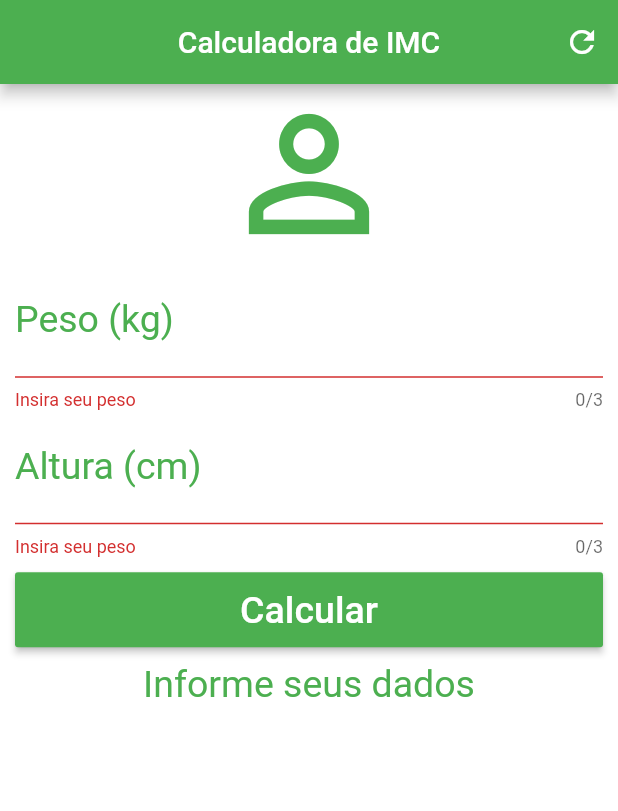
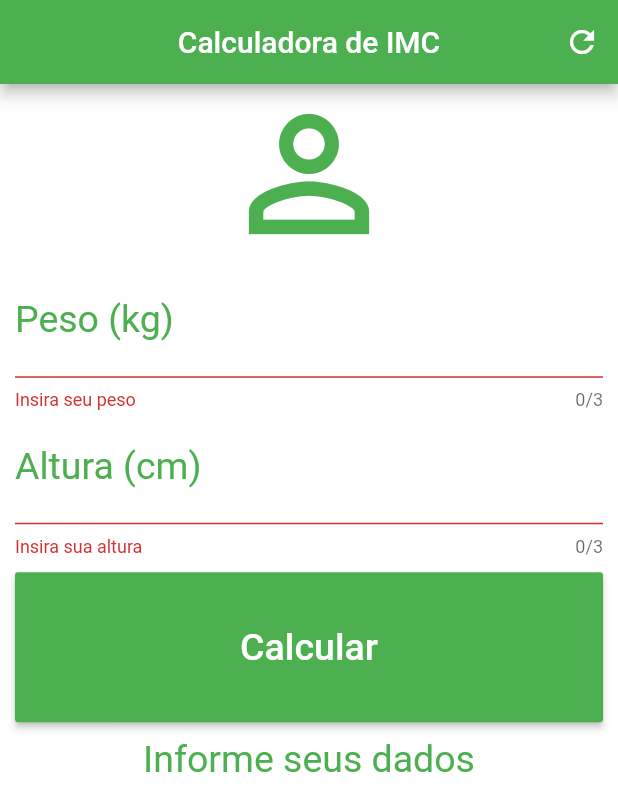
Before and after one commit to gabrielbucalon/imc_calculator, a Flutter app: the screen it shows after launch, after a tap on "Calcular", on a phone screen of 412 x 824 dp. Shown: the top 811 px of the screen. Run offline on Flutter 3.47's test engine with Material 2 defaults, Android fonts, the phone set to English and light mode, and no system bars.

Commit message:
fix | change label text

```diff
--- a/lib/main.dart
+++ b/lib/main.dart
@@ -97,7 +97,7 @@ class _HomeState extends State<Home> {
                   validator: (value) {
                     // ignore: missing_return
                     if (value.isEmpty) {
-                      return "Insira seu peso";
+                      return "Insira sua altura";
                     }
                   },
                   maxLength: 3,
@@ -105,7 +105,7 @@ class _HomeState extends State<Home> {
                 Padding(
                   padding: EdgeInsets.only(top: 10.0, bottom: 10.0),
                   child: Container(
-                    height: 50.0,
+                    height: 100.0,
                     child: RaisedButton(
                       onPressed: () {
                         if (_formKey.currentState.validate()) {
```
